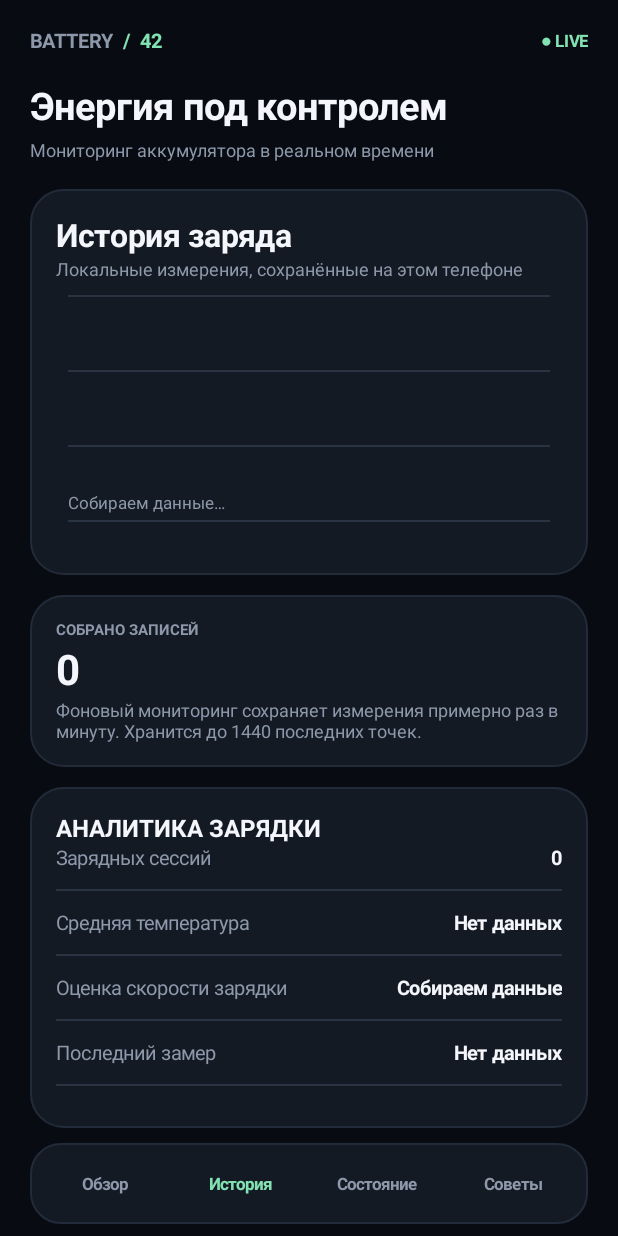
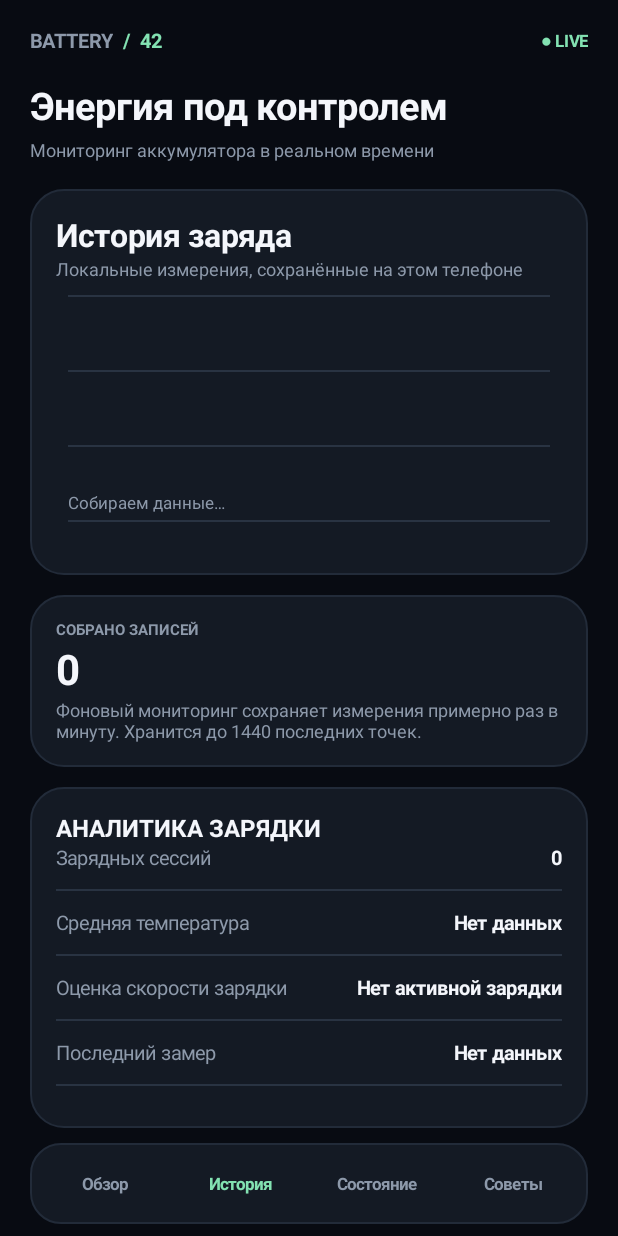
Before and after one commit to fin4eg1/BatteryMonitor42, an Android app: the screen it shows after launch (MainActivity), after a tap on "История", on a phone screen of 412 x 824 dp. Run offline under Robolectric (Android 15) with nearby library versions, the phone set to English and light mode, and no system bars; 1 other tap on this screen came first.

Commit message:
Make background service the single history writer and improve charging estimates

```diff
--- a/app/src/main/java/ru/dmitry/batterymonitor42/MainActivity.java
+++ b/app/src/main/java/ru/dmitry/batterymonitor42/MainActivity.java
@@ -67,18 +67,19 @@ public class MainActivity extends Activity {
     String techText(){String s=batteryIntent==null?null:batteryIntent.getStringExtra(BatteryManager.EXTRA_TECHNOLOGY);return s==null||s.isEmpty()?"Неизвестно":s;}
     String cycleText(){if(Build.VERSION.SDK_INT>=34&&batteryIntent!=null){int c=batteryIntent.getIntExtra("android.os.extra.CYCLE_COUNT",-1);return c>=0?String.valueOf(c):"Нет данных";}return "Требуется Android 14+";}
     String advice(){if(temperature>=450)return "Высокая температура. Отключи зарядку и дай устройству остыть.";if(level<=15)return "Низкий заряд. Пора подключить зарядное устройство.";if(batteryStatus==2&&temperature>=400)return "Во время зарядки батарея заметно нагрелась.";if(batteryStatus==5)return "Заряд 100%. Можно отключить питание.";return "Показатели в обычном диапазоне. Продолжай наблюдение.";}
-    void readBattery(Intent i){int oldLevel=level,oldStatus=batteryStatus,oldPlug=plug,oldTemp=temperature;int lev=i.getIntExtra(BatteryManager.EXTRA_LEVEL,-1),sc=i.getIntExtra(BatteryManager.EXTRA_SCALE,100);if(lev>=0&&sc>0)level=Math.round(lev*100f/sc);temperature=i.getIntExtra(BatteryManager.EXTRA_TEMPERATURE,-1);millivolts=i.getIntExtra(BatteryManager.EXTRA_VOLTAGE,-1);healthCode=i.getIntExtra(BatteryManager.EXTRA_HEALTH,1);plug=i.getIntExtra(BatteryManager.EXTRA_PLUGGED,0);batteryStatus=i.getIntExtra(BatteryManager.EXTRA_STATUS,1);microamps=bm.getIntProperty(BatteryManager.BATTERY_PROPERTY_CURRENT_NOW);if(history.isEmpty()||oldLevel!=level||oldStatus!=batteryStatus||oldPlug!=plug||(oldTemp>=0&&Math.abs(oldTemp-temperature)>=10)){recordSample();}checkAlerts();if(pct!=null){pct.setText(level+"%");status.setText(statusText());ring.invalidate();}if(eta!=null){long ms=Build.VERSION.SDK_INT>=28?bm.computeChargeTimeRemaining():-1;eta.setText(ms>0&&batteryStatus==2?"До полного заряда примерно "+formatTime(ms):" ");}if(page.equals("Обзор"))buildPage();}
+    void readBattery(Intent i){int oldLevel=level,oldStatus=batteryStatus,oldPlug=plug,oldTemp=temperature;int lev=i.getIntExtra(BatteryManager.EXTRA_LEVEL,-1),sc=i.getIntExtra(BatteryManager.EXTRA_SCALE,100);if(lev>=0&&sc>0)level=Math.round(lev*100f/sc);temperature=i.getIntExtra(BatteryManager.EXTRA_TEMPERATURE,-1);millivolts=i.getIntExtra(BatteryManager.EXTRA_VOLTAGE,-1);healthCode=i.getIntExtra(BatteryManager.EXTRA_HEALTH,1);plug=i.getIntExtra(BatteryManager.EXTRA_PLUGGED,0);batteryStatus=i.getIntExtra(BatteryManager.EXTRA_STATUS,1);microamps=bm.getIntProperty(BatteryManager.BATTERY_PROPERTY_CURRENT_NOW);if(history.isEmpty()||oldLevel!=level||oldStatus!=batteryStatus||oldPlug!=plug||(oldTemp>=0&&Math.abs(oldTemp-temperature)>=10)){recordSample();}checkAlerts();if(pct!=null){pct.setText(level+"%");status.setText(statusText());ring.invalidate();}if(eta!=null){long ms=Build.VERSION.SDK_INT>=28?bm.computeChargeTimeRemaining():-1;if(ms<=0&&batteryStatus==2){long minutes=estimatedRemainingMinutes();if(minutes>0)ms=minutes*60000L;}eta.setText(ms>0&&batteryStatus==2?"До полного заряда примерно "+formatTime(ms)+" · оценка":" ");}if(page.equals("Обзор"))buildPage();}
     String formatTime(long ms){long m=ms/60000;return (m/60)+" ч "+(m%60)+" мин";}
-    void recordSample(){if(batteryIntent!=null){reloadHistoryFromPrefs();long now=System.currentTimeMillis();if(!sampleTimes.isEmpty()&&now-sampleTimes.get(sampleTimes.size()-1)<15000&&history.get(history.size()-1)==level&&sampleStatuses.get(sampleStatuses.size()-1)==batteryStatus)return;history.add(level);sampleTimes.add(now);sampleTemps.add(temperature);sampleCurrents.add(microamps);sampleVoltages.add(millivolts);sampleStatuses.add(batteryStatus);while(history.size()>1440){history.remove(0);sampleTimes.remove(0);sampleTemps.remove(0);sampleCurrents.remove(0);sampleVoltages.remove(0);sampleStatuses.remove(0);}saveHistory();if(page.equals("Обзор")||page.equals("История"))buildPage();}}
+    void recordSample(){reloadHistoryFromPrefs();if(page.equals("Обзор")||page.equals("История"))buildPage();}
     @Override protected void onResume(){super.onResume();sampleHandler.removeCallbacks(sampleTask);sampleHandler.postDelayed(sampleTask,60000);}
     @Override protected void onPause(){sampleHandler.removeCallbacks(sampleTask);super.onPause();}
     void loadHistory(){String v2=prefs.getString("history_v2","");if(!v2.isEmpty()){try{for(String entry:v2.split(";")){String[] a=entry.split(":");if(a.length==6){sampleTimes.add(Long.parseLong(a[0]));history.add(Integer.parseInt(a[1]));sampleTemps.add(Integer.parseInt(a[2]));sampleCurrents.add(Integer.parseInt(a[3]));sampleVoltages.add(Integer.parseInt(a[4]));sampleStatuses.add(Integer.parseInt(a[5]));}}}catch(Exception e){history.clear();sampleTimes.clear();sampleTemps.clear();sampleCurrents.clear();sampleVoltages.clear();sampleStatuses.clear();}}else{String s=prefs.getString("history","");if(!s.isEmpty())try{for(String x:s.split(",")){history.add(Integer.parseInt(x));sampleTimes.add(System.currentTimeMillis());sampleTemps.add(-1);sampleCurrents.add(Integer.MIN_VALUE);sampleVoltages.add(-1);sampleStatuses.add(1);}}catch(Exception e){history.clear();}}}
     void reloadHistoryFromPrefs(){history.clear();sampleTimes.clear();sampleTemps.clear();sampleCurrents.clear();sampleVoltages.clear();sampleStatuses.clear();String v=prefs.getString("history_v2","");if(!v.isEmpty()){try{for(String entry:v.split(";")){String[] a=entry.split(":");if(a.length==6){sampleTimes.add(Long.parseLong(a[0]));history.add(Integer.parseInt(a[1]));sampleTemps.add(Integer.parseInt(a[2]));sampleCurrents.add(Integer.parseInt(a[3]));sampleVoltages.add(Integer.parseInt(a[4]));sampleStatuses.add(Integer.parseInt(a[5]));}}}catch(Exception ignored){history.clear();sampleTimes.clear();sampleTemps.clear();sampleCurrents.clear();sampleVoltages.clear();sampleStatuses.clear();}}}
     void startBatteryMonitor(){Intent i=new Intent(this,BatteryMonitorService.class);if(Build.VERSION.SDK_INT>=26)startForegroundService(i);else startService(i);}
     void saveHistory(){StringBuilder b=new StringBuilder();for(int i=0;i<history.size();i++){if(b.length()>0)b.append(";");b.append(sampleTimes.get(i)).append(":").append(history.get(i)).append(":").append(sampleTemps.get(i)).append(":").append(sampleCurrents.get(i)).append(":").append(sampleVoltages.get(i)).append(":").append(sampleStatuses.get(i));}prefs.edit().putString("history_v2",b.toString()).putString("history",history.toString()).apply();}
-    int chargeSessions(){int n=0;boolean charging=false;for(int s:sampleStatuses){boolean now=s==2||s==5;if(now&&!charging)n++;charging=now;}return n;}
+    int chargeSessions(){int n=0;boolean charging=false;for(int s:sampleStatuses){boolean now=s==2;if(now&&!charging)n++;charging=now;}return n;}
     String averageTemp(){int sum=0,n=0;for(int t:sampleTemps)if(t>=0){sum+=t;n++;}return n==0?"Нет данных":String.format(Locale.getDefault(),"%.1f °C",sum/(float)n/10f);}
-    String chargingRate(){int first=-1,last=-1;for(int i=0;i<history.size();i++)if(sampleStatuses.get(i)==2){if(first<0)first=i;last=i;}if(first<0||last<=first)return "Собираем данные";long mins=(sampleTimes.get(last)-sampleTimes.get(first))/60000;if(mins<1)return "Собираем данные";float rate=(history.get(last)-history.get(first))*60f/mins;return String.format(Locale.getDefault(),"≈ %.1f%%/ч",rate);}
+    String chargingRate(){if(sampleStatuses.isEmpty()||sampleStatuses.get(sampleStatuses.size()-1)!=2)return "Нет активной зарядки";int last=sampleStatuses.size()-1,first=last;while(first>0&&sampleStatuses.get(first-1)==2)first--;if(last<=first)return "Собираем данные";long mins=(sampleTimes.get(last)-sampleTimes.get(first))/60000;if(mins<1)return "Собираем данные";int delta=history.get(last)-history.get(first);if(delta<=0)return "Недостаточно изменений заряда";float rate=delta*60f/mins;return String.format(Locale.getDefault(),"≈ %.1f%%/ч",rate);}
+    long estimatedRemainingMinutes(){if(sampleStatuses.isEmpty()||sampleStatuses.get(sampleStatuses.size()-1)!=2)return -1;int last=sampleStatuses.size()-1,first=last;while(first>0&&sampleStatuses.get(first-1)==2)first--;if(last<=first)return -1;long mins=(sampleTimes.get(last)-sampleTimes.get(first))/60000;int delta=history.get(last)-history.get(first);if(mins<2||delta<=0)return -1;double rate=delta*60.0/mins;if(rate<1.0)return -1;return Math.max(1,Math.round((100-level)*60.0/rate));}
     String lastSampleTime(){if(sampleTimes.isEmpty())return "Нет данных";return new SimpleDateFormat("HH:mm:ss",Locale.getDefault()).format(new Date(sampleTimes.get(sampleTimes.size()-1)));}
     void shareHistory(){StringBuilder b=new StringBuilder("Battery Monitor 42 — история\n");for(int i=0;i<history.size();i++)b.append(new SimpleDateFormat("dd.MM HH:mm",Locale.getDefault()).format(new Date(sampleTimes.get(i)))).append(" | ").append(history.get(i)).append("% | ").append(sampleTemps.get(i)<0?"—":sampleTemps.get(i)/10f+" °C").append("\n");Intent send=new Intent(Intent.ACTION_SEND);send.setType("text/plain");send.putExtra(Intent.EXTRA_TEXT,b.toString());startActivity(Intent.createChooser(send,"Экспорт истории"));}
     void createNotificationChannel(){if(Build.VERSION.SDK_INT>=26){NotificationChannel ch=new NotificationChannel("battery42_alerts","Состояние аккумулятора",NotificationManager.IMPORTANCE_DEFAULT);ch.setDescription("Предупреждения о температуре и уровне заряда");((NotificationManager)getSystemService(NOTIFICATION_SERVICE)).createNotificationChannel(ch);}}
```
